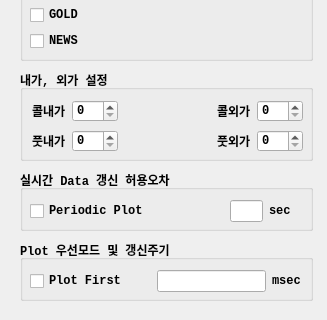
Qt form UI/realtimeitem.ui (skygoldfish/SkyBot) before a commit; both pictures show x 0 to 327 and y 590 to 910 of the 327 by 910 pixel window.
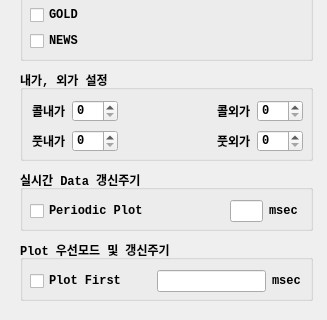
The same form after that commit.

Commit message: 소스정리

```diff
--- a/UI/realtimeitem.ui
+++ b/UI/realtimeitem.ui
@@ -456,9 +456,9 @@
     </font>
    </property>
    <property name="title">
-    <string>실시간 Data 갱신 허용오차</string>
+    <string>실시간 Data 갱신주기</string>
    </property>
-   <widget class="QWidget" name="">
+   <widget class="QWidget" name="layoutWidget">
     <property name="geometry">
      <rect>
       <x>10</x>
@@ -504,7 +504,7 @@
         </font>
        </property>
        <property name="text">
-        <string>sec</string>
+        <string>msec</string>
        </property>
       </widget>
      </item>
```
The commit also changes 2 other files.
